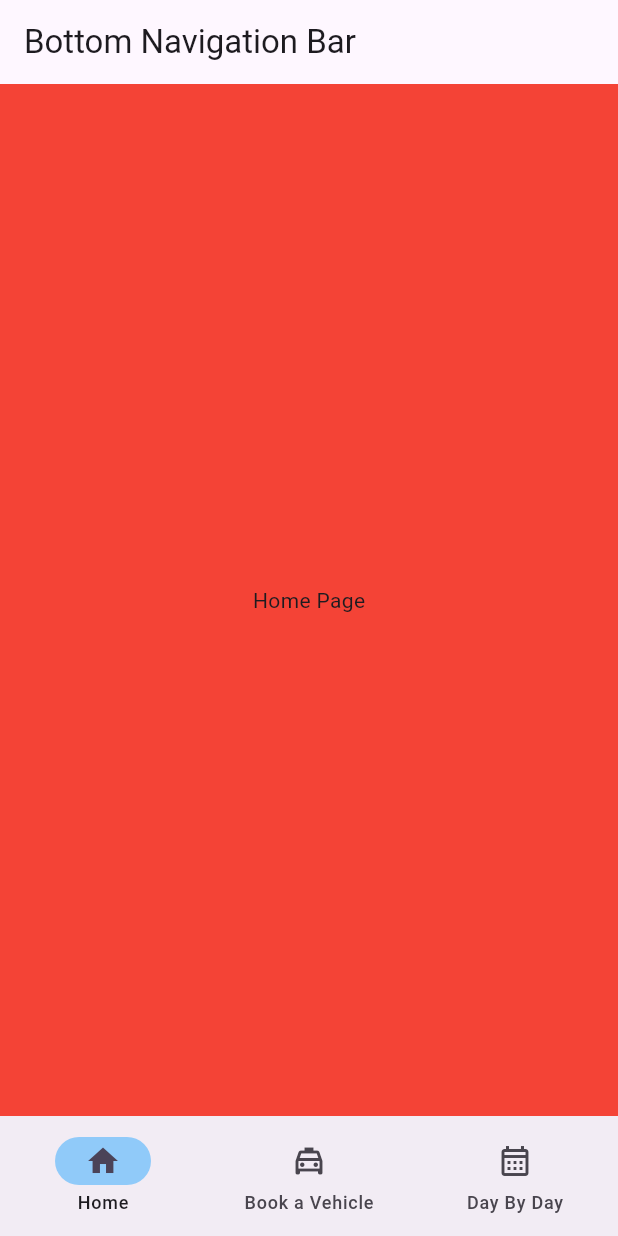
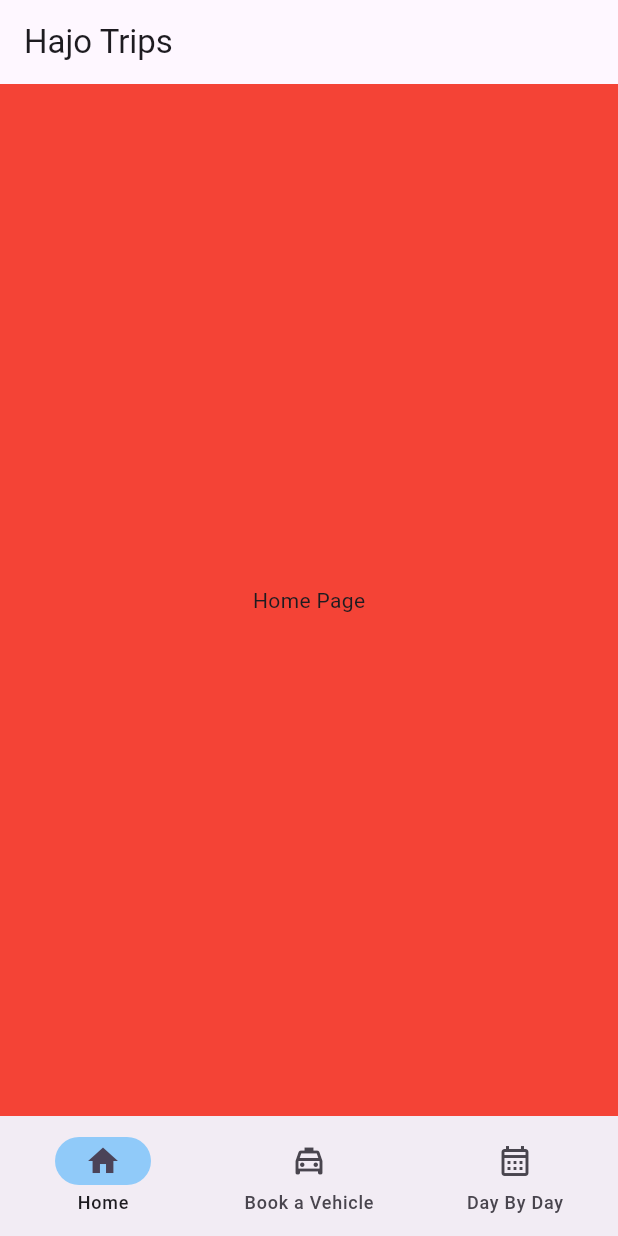
Before and after one commit to jaiakash/hajo_trips_dev_task, a Flutter app: the screen it shows after launch, on a phone screen of 412 x 824 dp. Run offline on Flutter 3.47's test engine with Material 2 defaults, Android fonts, the light colour scheme and no system bars.

Commit message:
chore: navigation bar

```diff
--- a/lib/navigation_bar.dart
+++ b/lib/navigation_bar.dart
@@ -15,7 +15,7 @@ class _NavigationState extends State<Navigation> {
   Widget build(BuildContext context) {
     return Scaffold(
       appBar: AppBar(
-        title: const Text('Bottom Navigation Bar'),
+        title: const Text('Hajo Trips'),
       ),
       bottomNavigationBar: NavigationBar(
         onDestinationSelected: (int index) {
@@ -56,7 +56,7 @@ class _NavigationState extends State<Navigation> {
         ),
         Container(
           alignment: Alignment.center,
-          child: DaybyDay(),
+          child: const DaybyDayScreen(),
         ),
       ][currentPageIndex],
     );
```
